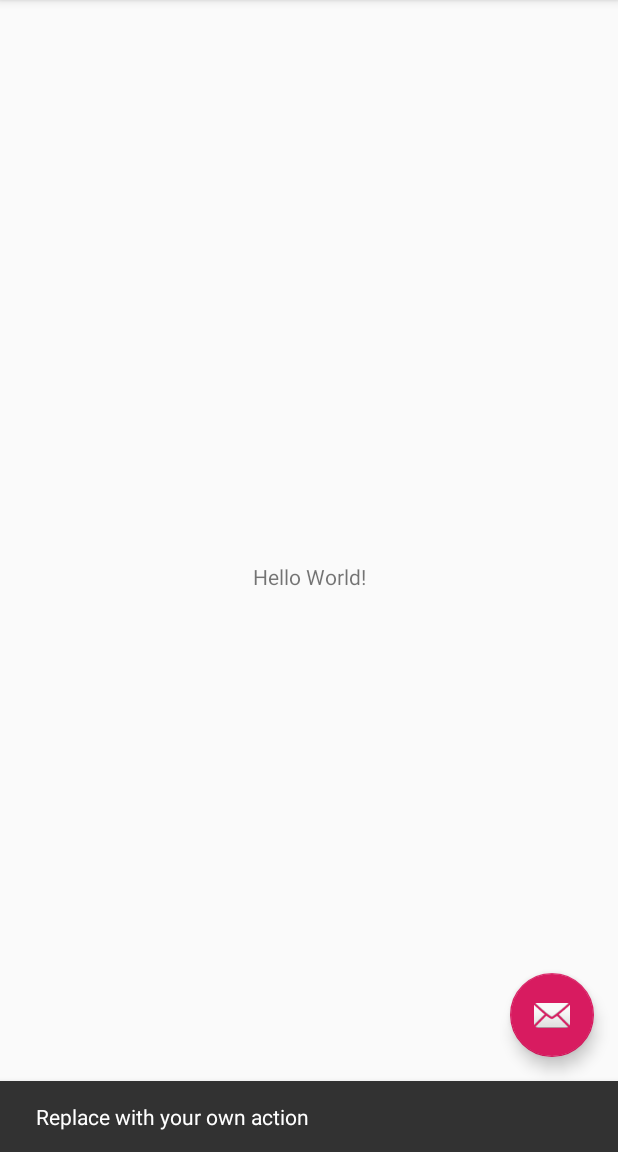
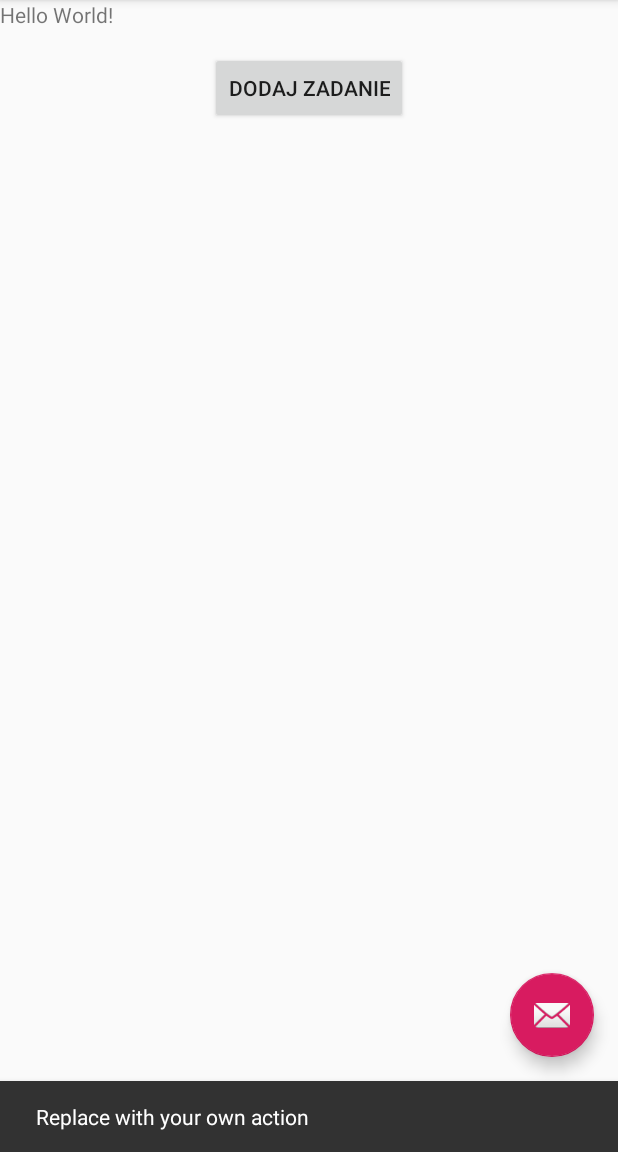
Before and after one commit to mobilne-backontrack/BackOnTrack, an Android app: the screen it shows after launch (MainActivity), after a tap on an icon or button, on a phone screen of 412 x 824 dp, the part 84-1236 px from its top. Run offline under Robolectric (Android 15) with nearby library versions, the light colour scheme and no system bars.

Commit message:
Połączenie aplikacji z bazą danych

```diff
--- a/app/build.gradle
+++ b/app/build.gradle
@@ -26,6 +26,7 @@ dependencies {
     // Displaying images
     implementation 'com.github.bumptech.glide:glide:4.9.0'
     implementation 'com.google.firebase:firebase-core:16.0.9'
+    implementation 'com.google.firebase:firebase-database:17.0.0'
     testImplementation 'junit:junit:4.12'
     androidTestImplementation 'com.android.support.test:runner:1.0.2'
     androidTestImplementation 'com.android.support.test.espresso:espresso-core:3.0.2'
--- a/app/src/main/AndroidManifest.xml
+++ b/app/src/main/AndroidManifest.xml
@@ -9,6 +9,7 @@
         android:roundIcon="@mipmap/ic_launcher_round"
         android:supportsRtl="true"
         android:theme="@style/AppTheme">
+        <activity android:name=".TaskActivity"></activity>
         <activity
             android:name=".MainActivity"
             android:label="@string/app_name"
--- a/app/src/main/res/layout/content_main.xml
+++ b/app/src/main/res/layout/content_main.xml
@@ -1,5 +1,5 @@
 <?xml version="1.0" encoding="utf-8"?>
-<android.support.constraint.ConstraintLayout xmlns:android="http://schemas.android.com/apk/res/android"
+<RelativeLayout xmlns:android="http://schemas.android.com/apk/res/android"
     xmlns:app="http://schemas.android.com/apk/res-auto"
     xmlns:tools="http://schemas.android.com/tools"
     android:layout_width="match_parent"
@@ -9,6 +9,7 @@
     tools:showIn="@layout/activity_main">
 
     <TextView
+        android:id="@+id/textView"
         android:layout_width="wrap_content"
         android:layout_height="wrap_content"
         android:text="Hello World!"
@@ -17,4 +18,14 @@
         app:layout_constraintRight_toRightOf="parent"
         app:layout_constraintTop_toTopOf="parent" />
 
-</android.support.constraint.ConstraintLayout>
+    <Button
+        android:id="@+id/taskBtn"
+        android:layout_width="wrap_content"
+        android:layout_height="wrap_content"
+        android:text="@string/task"
+        android:layout_below="@id/textView"
+        android:layout_centerHorizontal="true"
+        android:layout_marginTop="15dp"
+        android:onClick="taskClick"/>
+
+</RelativeLayout>
--- a/app/src/main/res/values/strings.xml
+++ b/app/src/main/res/values/strings.xml
@@ -1,4 +1,6 @@
 <resources>
     <string name="app_name">BackOnTrack</string>
     <string name="action_settings">Settings</string>
+    <string name="task">Dodaj zadanie</string>
+    <string name="taskName">Wpisz nazwę zadania</string>
 </resources>
```
Also changed, not shown: app/src/main/java/pl/mobile/backontrack/MainActivity.java (+12 -0 lines), app/src/main/java/pl/mobile/backontrack/Task.java (added, +21 -0 lines), app/src/main/java/pl/mobile/backontrack/TaskActivity.java (added, +43 -0 lines), app/src/main/res/layout/activity_task.xml (added, +29 -0 lines).
